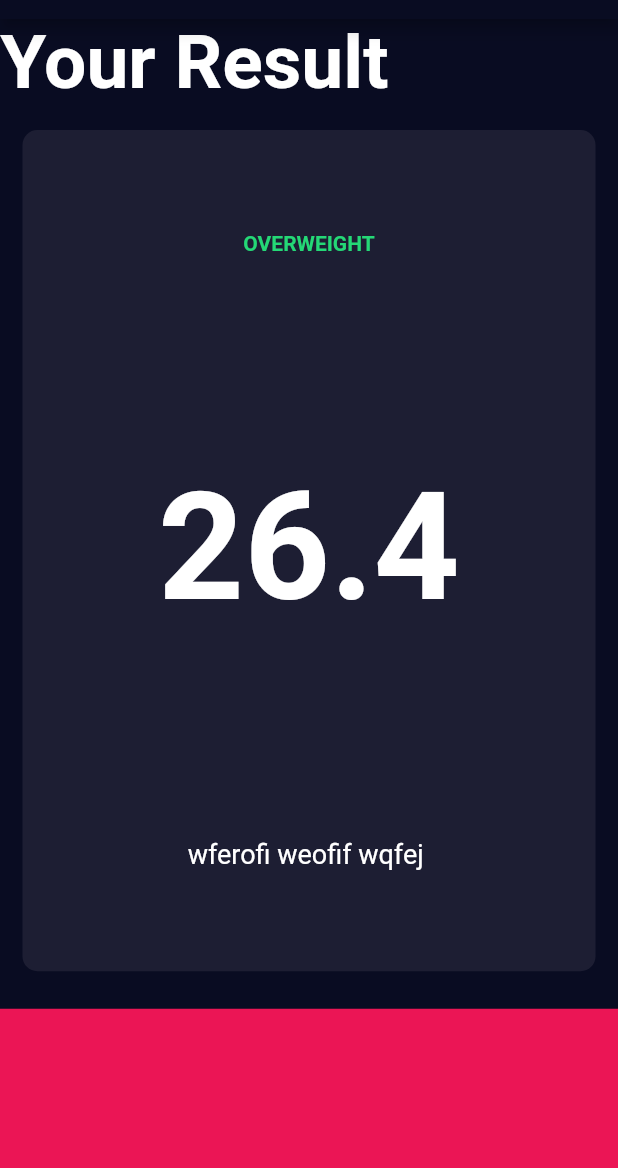
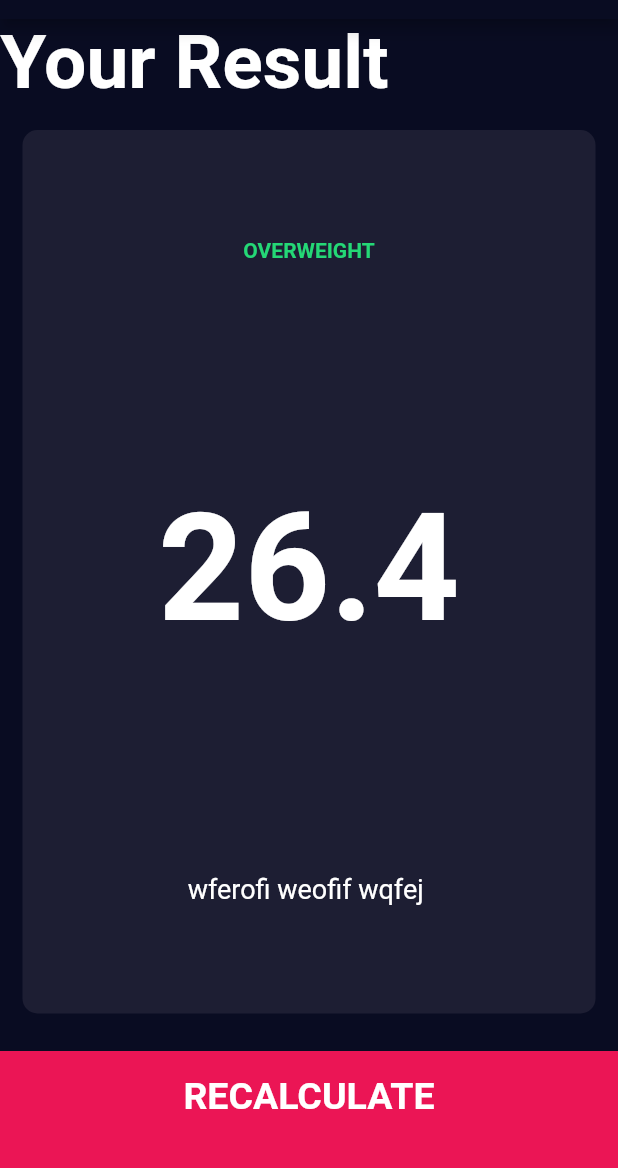
Before and after one commit to Jishnu075/bmi_calc, a Flutter app: the ResultPage screen opened directly, on a phone screen of 412 x 824 dp, the part 65-1233 px from its top. Run offline on Flutter 3.47's test engine with Material 2 defaults, Android fonts, the phone set to English and light mode, and no system bars; our stand-ins replace font_awesome_flutter.

Commit message:
page structure and navigation done

```diff
--- a/lib/screens/result_page.dart
+++ b/lib/screens/result_page.dart
@@ -1,3 +1,4 @@
+import 'package:bmi_calc/components/bottom_button.dart';
 import 'package:bmi_calc/constants.dart';
 
 import '../components/reusable_card.dart';
@@ -45,13 +46,12 @@ class ResultPage extends StatelessWidget {
               ),
             ),
           ),
-          Expanded(
-            child: Container(
-              height: 50.0,
-              color: kBottomContainerColor,
-              margin: EdgeInsets.only(top: 10.0),
-            ),
-          ),
+          BottomButton(
+            bottomText: 'RECALCULATE',
+            onTap: () {
+              Navigator.pop(context);
+            },
+          )
         ],
       ),
     );
```
